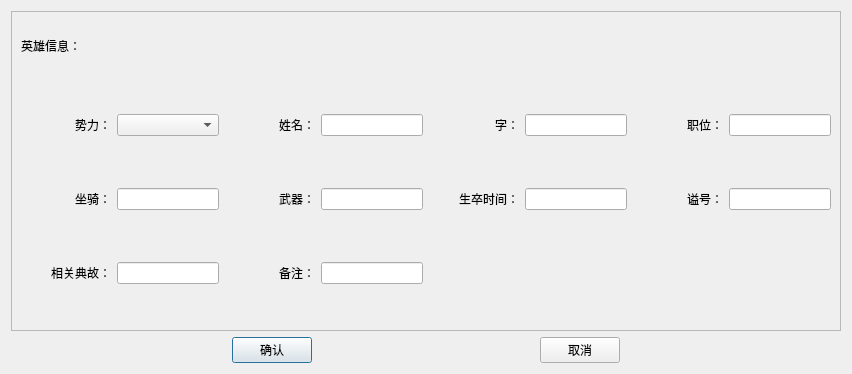
First picture: the form in DataBaseDemo/View/InputInfoDialog.ui, repository ZefinNg/MyQWidgetExamples, before the edit.
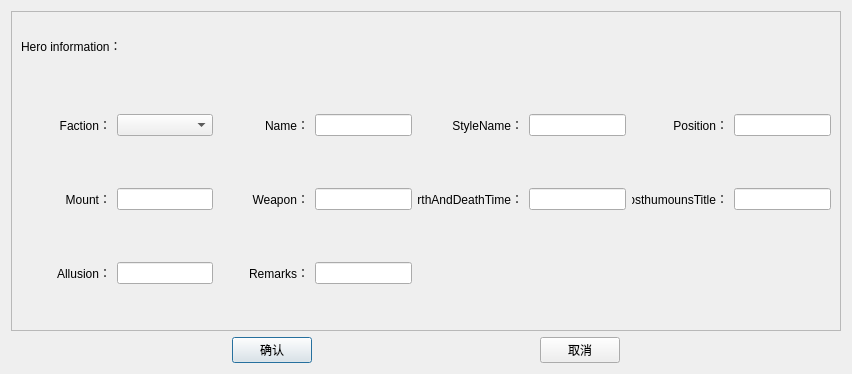
Second picture: the form after the edit.

```diff
--- a/DataBaseDemo/View/InputInfoDialog.ui
+++ b/DataBaseDemo/View/InputInfoDialog.ui
@@ -70,7 +70,7 @@
        </size>
       </property>
       <property name="text">
-       <string>英雄信息：</string>
+       <string>Hero information：</string>
       </property>
      </widget>
      <widget class="QWidget" name="layoutWidget">
@@ -98,7 +98,7 @@
           <enum>Qt::LeftToRight</enum>
          </property>
          <property name="text">
-          <string>姓名：</string>
+          <string>Name：</string>
          </property>
          <property name="alignment">
           <set>Qt::AlignRight|Qt::AlignTrailing|Qt::AlignVCenter</set>
@@ -120,7 +120,7 @@
           <enum>Qt::LeftToRight</enum>
          </property>
          <property name="text">
-          <string>字：</string>
+          <string>StyleName：</string>
          </property>
          <property name="alignment">
           <set>Qt::AlignRight|Qt::AlignTrailing|Qt::AlignVCenter</set>
@@ -139,7 +139,7 @@
           <enum>Qt::LeftToRight</enum>
          </property>
          <property name="text">
-          <string>势力：</string>
+          <string>Faction：</string>
          </property>
          <property name="alignment">
           <set>Qt::AlignRight|Qt::AlignTrailing|Qt::AlignVCenter</set>
@@ -161,7 +161,7 @@
           <enum>Qt::LeftToRight</enum>
          </property>
          <property name="text">
-          <string>职位：</string>
+          <string>Position：</string>
          </property>
          <property name="alignment">
           <set>Qt::AlignRight|Qt::AlignTrailing|Qt::AlignVCenter</set>
@@ -183,7 +183,7 @@
           <enum>Qt::LeftToRight</enum>
          </property>
          <property name="text">
-          <string>坐骑：</string>
+          <string>Mount：</string>
          </property>
          <property name="alignment">
           <set>Qt::AlignRight|Qt::AlignTrailing|Qt::AlignVCenter</set>
@@ -205,7 +205,7 @@
           <enum>Qt::LeftToRight</enum>
          </property>
          <property name="text">
-          <string>武器：</string>
+          <string>Weapon：</string>
          </property>
          <property name="alignment">
           <set>Qt::AlignRight|Qt::AlignTrailing|Qt::AlignVCenter</set>
@@ -227,7 +227,7 @@
           <enum>Qt::LeftToRight</enum>
          </property>
          <property name="text">
-          <string>生卒时间：</string>
+          <string>BirthAndDeathTime：</string>
          </property>
          <property name="alignment">
           <set>Qt::AlignRight|Qt::AlignTrailing|Qt::AlignVCenter</set>
@@ -249,7 +249,7 @@
           <enum>Qt::LeftToRight</enum>
          </property>
          <property name="text">
-          <string>谥号：</string>
+          <string>PosthumounsTitle：</string>
          </property>
          <property name="alignment">
           <set>Qt::AlignRight|Qt::AlignTrailing|Qt::AlignVCenter</set>
@@ -271,7 +271,7 @@
           <enum>Qt::LeftToRight</enum>
          </property>
          <property name="text">
-          <string>相关典故：</string>
+          <string>Allusion：</string>
          </property>
          <property name="alignment">
           <set>Qt::AlignRight|Qt::AlignTrailing|Qt::AlignVCenter</set>
@@ -293,7 +293,7 @@
           <enum>Qt::LeftToRight</enum>
          </property>
          <property name="text">
-          <string>备注：</string>
+          <string>Remarks：</string>
          </property>
          <property name="alignment">
           <set>Qt::AlignRight|Qt::AlignTrailing|Qt::AlignVCenter</set>
```
